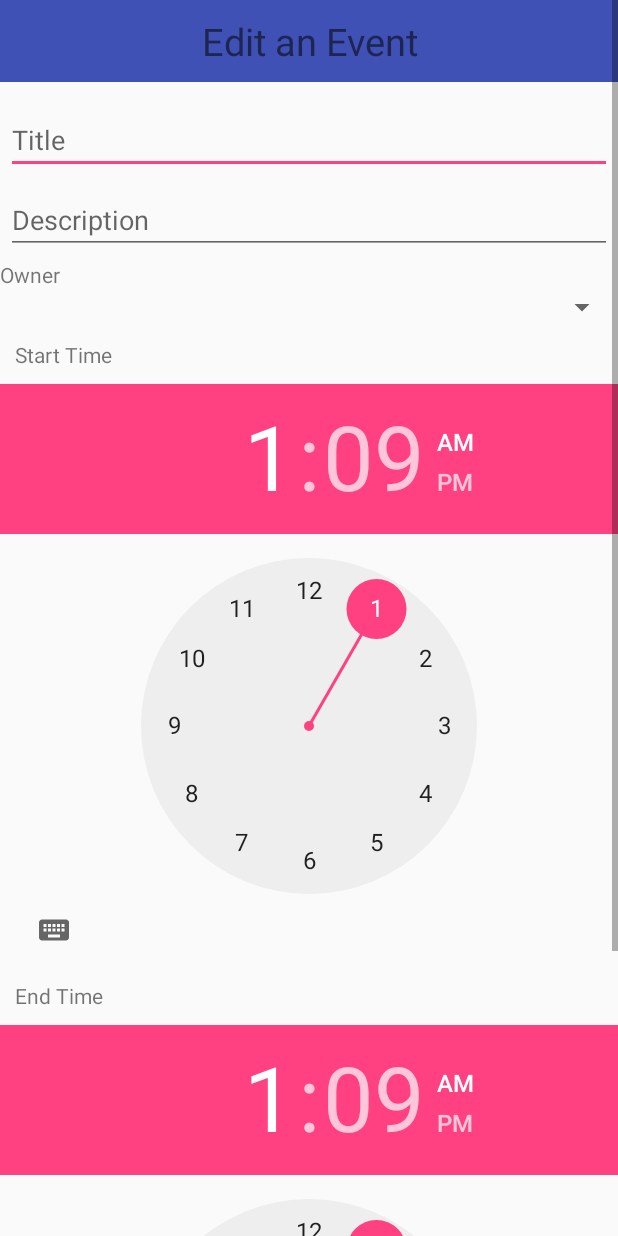
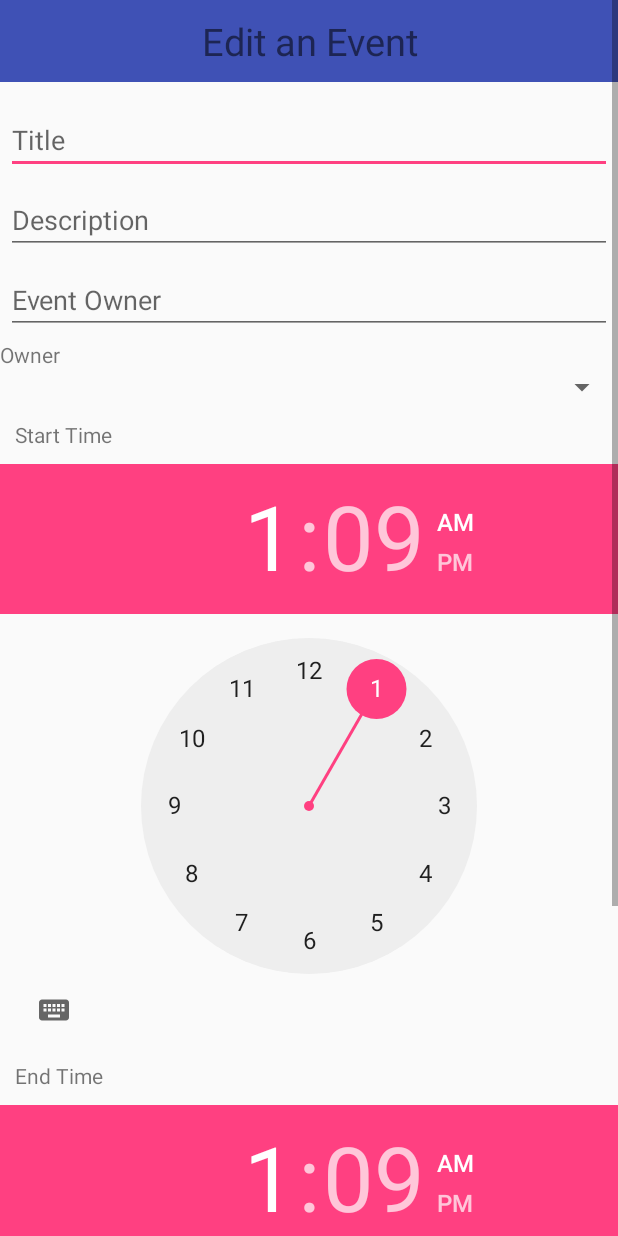
Before and after one commit to rgrambo/calendar-todo, an Android app: the layout fragment_edit_event_dialog.xml on its own in the app's theme, with its tools: preview values and no code run, on a phone screen of 412 x 824 dp. Run offline under Robolectric (Android 15) with nearby library versions, the phone set to English and light mode, and no system bars.

```diff
--- a/CalendarTo-Do/app/src/main/java/layout/AddEventDialogFragment.java
+++ b/CalendarTo-Do/app/src/main/java/layout/AddEventDialogFragment.java
@@ -69,7 +69,7 @@ public class AddEventDialogFragment extends DialogFragment {
         SharedPreferences sharedPreferences = PreferenceManager.getDefaultSharedPreferences(getContext());
         if (sharedPreferences.getBoolean("switch_enableTodoGroups", false)) {
             eventSpinner.setVisibility(View.VISIBLE);
-            eventFor.setVisibility(View.INVISIBLE);
+            eventFor.setVisibility(View.GONE);
             //todoFor.setEnabled(false);
 
             // So we know temp isn't null so it's correctly retrieving stuff????
--- a/CalendarTo-Do/app/src/main/res/layout/fragment_edit_event_dialog.xml
+++ b/CalendarTo-Do/app/src/main/res/layout/fragment_edit_event_dialog.xml
@@ -40,6 +40,16 @@
             android:fontFamily="sans-serif"
             android:hint="Description"/>
 
+        <EditText
+            android:id="@+id/eventOwner"
+            android:layout_width="match_parent"
+            android:layout_height="wrap_content"
+            android:layout_marginTop="4dp"
+            android:layout_marginLeft="4dp"
+            android:layout_marginRight="4dp"
+            android:layout_marginBottom="4dp"
+            android:hint="Event Owner"/>
+
         <TextView
             android:layout_width="match_parent"
             android:layout_height="wrap_content"
```
Also changed, not shown: CalendarTo-Do/app/src/main/java/layout/EditEventDialogFragment.java (+58 -18 lines).
